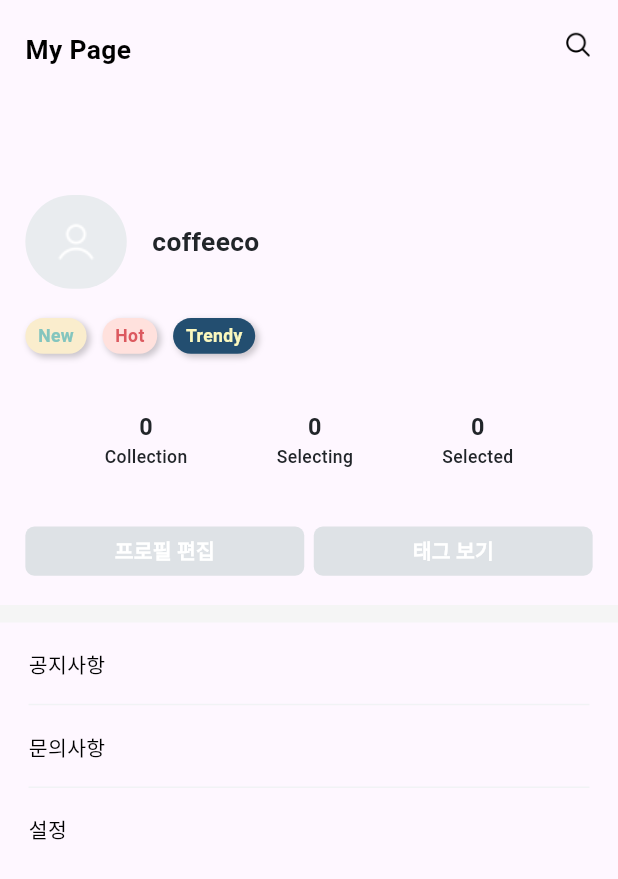
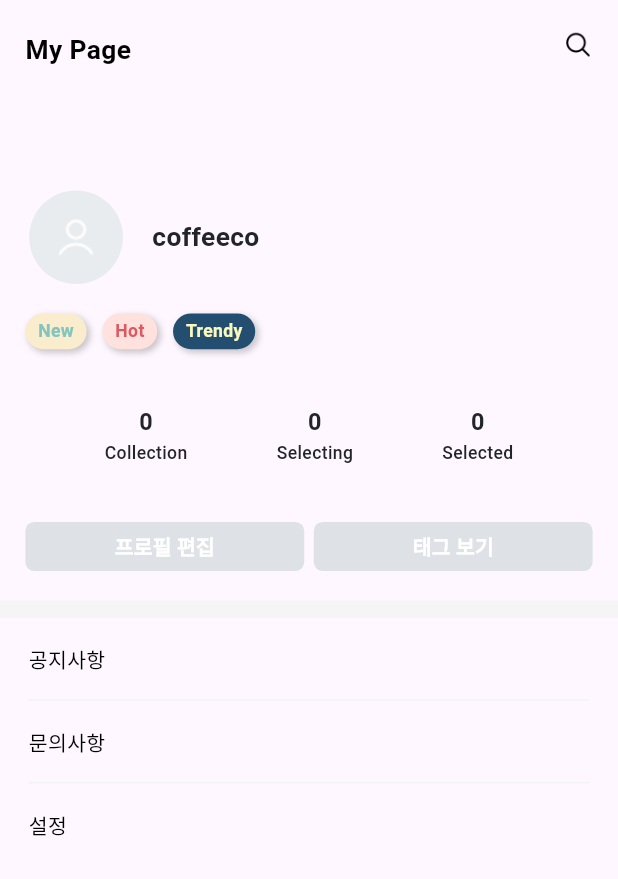
Before and after one commit to collecter1110/collecter, a Flutter app: the UserScreen screen opened directly, on a phone screen of 412 x 824 dp. Shown: the top 879 px of the screen. Run offline on Flutter 3.47's test engine with Material 3 defaults, Android fonts, the phone set to English and light mode, and no system bars; our stand-ins replace flutter_screenutil; Roboto replaces fonts that are missing (Pretendard, PretendardRegular).

Commit message:
fix : Fix UserPage user profile UI/UX

```diff
--- a/lib/page/user_page/user_screen.dart
+++ b/lib/page/user_page/user_screen.dart
@@ -25,9 +25,10 @@ class UserScreen extends StatelessWidget {
 
     return Scaffold(
         body: Column(
+      mainAxisAlignment: MainAxisAlignment.start,
       children: [
         Container(
-          height: 130.0,
+          height: 130.0.h,
           child: Padding(
             padding: EdgeInsets.only(
               left: 16.0.w,
@@ -75,14 +76,16 @@ class UserScreen extends StatelessWidget {
                       children: [
                         Container(
                           decoration: BoxDecoration(
-                            borderRadius: BorderRadius.circular(200),
+                            shape: BoxShape.circle, // 원형으로 설정
                             color: Color(0xFFe9ecef),
                           ),
-                          child: Image.asset(
-                            'assets/icons/tab_user.png',
-                            height: 64.0.h,
-                            width: 64.0.w,
-                            color: Colors.white,
+                          child: ClipOval(
+                            child: Image.asset(
+                              'assets/icons/tab_user.png',
+                              height: 64.0.h,
+                              width: 64.0.w,
+                              color: Colors.white,
+                            ),
                           ),
                         ),
                         SizedBox(
```
